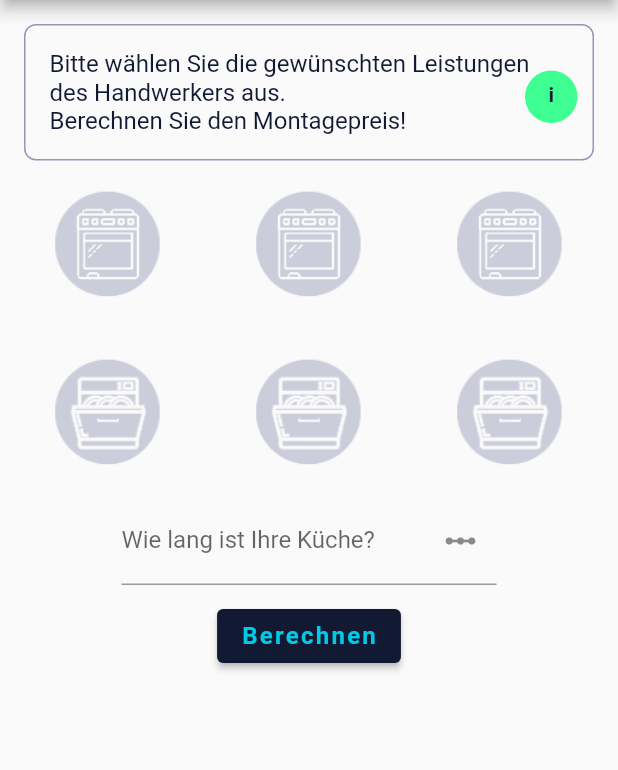
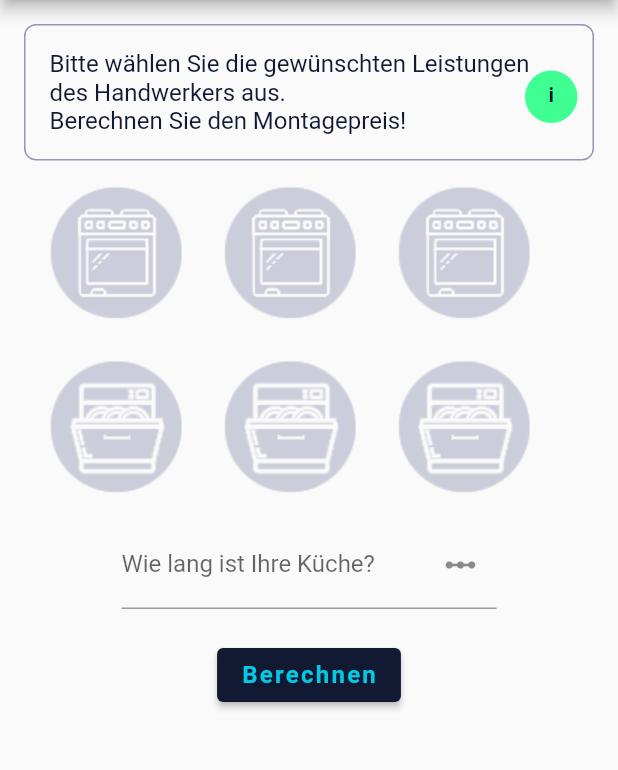
Before and after one commit to YevhenIvanovDev/buildmykitchen, a Flutter app: the ClientCounterScreen screen opened by its route, on a phone screen of 412 x 824 dp, the part 84-854 px from its top. Run offline on Flutter 3.47's test engine with Material 2 defaults, Android fonts, the light colour scheme and no system bars; our stand-ins replace flutter_form_builder, google_fonts, validators; Roboto replaces fonts that are missing (Lexend Deca).

Commit message:
irgendwas gemacht

```diff
--- a/lib/presentations/designs/colors.dart
+++ b/lib/presentations/designs/colors.dart
@@ -1,31 +1,31 @@
 import 'package:flutter/material.dart';
 
 class KitchenColors {
-  static const Color inkDark = Color(0xff121a33);
-  static const Color ink = const Color(0xff222b47);
-  static const Color inkBright = const Color(0xff3e4969);
-  static const Color inkBrighter = const Color(0xff9497b6);
-  static const Color inkBrightest = const Color(0xffc3c5d8);
-  static const Color pale = const Color(0xffe8eaf8);
-  static const Color paleGray = const Color(0xffebecf5);
-  static const Color pinkyRed = const Color(0x91ff1f3a);
-  static const Color snow = const Color(0xfffafafe);
-  static const Color cherry = const Color(0xffff1f58);
-  static const Color corpDarker = const Color(0xff006a77);
-  static const Color corpDark = const Color(0xff0096a9);
-  static const Color corp = const Color(0xff00cae5);
-  static const Color corpBright = const Color(0xff47f6ff);
-  static const Color corpBrighter = const Color(0xffa8fbff);
-  static const Color corpBrightest = const Color(0xffe3feff);
-  static const Color appleDarker = const Color(0xff009841);
-  static const Color appleDark = const Color(0xff00ce58);
-  static const Color apple = const Color(0xff00e963);
-  static const Color appleBright = const Color(0xff40ff92);
-  static const Color appleBrighter = const Color(0xff98ffc4);
-  static const Color appleBrightest = const Color(0xffdaffea);
-  static const Color limeDark = const Color(0xffbed300);
-  static const Color lime = const Color(0xffe4fd03);
-  static const Color limeBright = const Color(0xfff3ff89);
-  static const Color lightBlueGrey = const Color(0xffcccdda);
-  static const Color blueyGrey = const Color(0xff9497b6);
+  static Color inkDark = const Color(0xff121a33);
+  static Color ink = const Color(0xff222b47);
+  static Color inkBright = const Color(0xff3e4969);
+  static Color inkBrighter = const Color(0xff9497b6);
+  static Color inkBrightest = const Color(0xffc3c5d8);
+  static Color pale = const Color(0xffe8eaf8);
+  static Color paleGray = const Color(0xffebecf5);
+  static Color pinkyRed = const Color(0x91ff1f3a);
+  static Color snow = const Color(0xfffafafe);
+  static Color cherry = const Color(0xffff1f58);
+  static Color corpDarker = const Color(0xff006a77);
+  static Color corpDark = const Color(0xff0096a9);
+  static Color corp = const Color(0xff00cae5);
+  static Color corpBright = const Color(0xff47f6ff);
+  static Color corpBrighter = const Color(0xffa8fbff);
+  static Color corpBrightest = const Color(0xffe3feff);
+  static Color appleDarker = const Color(0xff009841);
+  static Color appleDark = const Color(0xff00ce58);
+  static Color apple = const Color(0xff00e963);
+  static Color appleBright = const Color(0xff40ff92);
+  static Color appleBrighter = const Color(0xff98ffc4);
+  static Color appleBrightest = const Color(0xffdaffea);
+  static Color limeDark = const Color(0xffbed300);
+  static Color lime = const Color(0xffe4fd03);
+  static Color limeBright = const Color(0xfff3ff89);
+  static Color lightBlueGrey = const Color(0xffcccdda);
+  static Color blueyGrey = const Color(0xff9497b6);
 }
--- a/lib/presentations/screens/client_counter_screen.dart
+++ b/lib/presentations/screens/client_counter_screen.dart
@@ -22,15 +22,17 @@ class _ClientCounterScreenState extends State<ClientCounterScreen> {
           'BuildMyKitchen',
           style: Theme.of(context).textTheme.headline1,
         ),
-        leading: BackAppBarButton(),
+        leading: const BackAppBarButton(),
       ),
-      body: Padding(
-        padding: const EdgeInsets.all(16.0),
-        child: Column(
-          children: [
-            Information(introText),
-            UserCalculation(),
-          ],
+      body: SingleChildScrollView(
+        child: Padding(
+          padding: const EdgeInsets.all(16),
+          child: Column(
+            children: [
+              Information(introText),
+              UserCalculation(),
+            ],
+          ),
         ),
       ),
     );
--- a/lib/presentations/screens/language_screen.dart
+++ b/lib/presentations/screens/language_screen.dart
@@ -27,7 +27,7 @@ class LanguageScreen extends StatelessWidget {
             mainAxisAlignment: MainAxisAlignment.center,
             children: [
               Container(
-                child: Text(
+                child: const Text(
                   'Choose your language',
                   style: TextStyle(fontSize: 24),
                 ),
@@ -36,9 +36,10 @@ class LanguageScreen extends StatelessWidget {
                 child: Row(
                   mainAxisAlignment: MainAxisAlignment.center,
                   children: [
-                    IconButtonLanguage(imagepath: 'assets/images/grmnflg.png'),
-                    SizedBox(width: 20),
-                    IconButtonLanguage(
+                    const IconButtonLanguage(
+                        imagepath: 'assets/images/grmnflg.png'),
+                    const SizedBox(width: 20),
+                    const IconButtonLanguage(
                       imagepath: 'assets/images/uk.png',
                     )
                   ],
@@ -46,34 +47,6 @@ class LanguageScreen extends StatelessWidget {
               ),
             ],
           ),
-        )
-
-        // Container(
-        //   decoration: BoxDecoration(),
-        //   child: Column(
-        //     mainAxisAlignment: MainAxisAlignment.center,
-        //     children: [
-        //       Container(
-        //         child: Text(
-        //           'Choose your language',
-        //           style: TextStyle(fontSize: 24),
-        //         ),
-        //       ),
-        //       Center(
-        //         child: Row(
-        //           mainAxisAlignment: MainAxisAlignment.center,
-        //           children: [
-        //             IconButtonLanguage(imagepath: 'assets/images/grmnflg.png'),
-        //             SizedBox(width: 20),
-        //             IconButtonLanguage(
-        //               imagepath: 'assets/images/greatb.png',
-        //             )
-        //           ],
-        //         ),
-        //       ),
-        //     ],
-        //   ),
-        // ),
-        );
+        ));
   }
 }
--- a/lib/presentations/widgets/user_input/row_icon_buttons.dart
+++ /dev/null
@@ -1,31 +0,0 @@
-import 'package:build_my_kitchen/presentations/widgets/user_input/user_icon_button.dart';
-import 'package:flutter/material.dart';
-
-class RowIconButtons extends StatelessWidget {
-  final UserIconButton userIconButton1;
-  final UserIconButton userIconButton2;
-  final UserIconButton userIconButton3;
-
-  const RowIconButtons({
-    required this.userIconButton1,
-    required this.userIconButton2,
-    required this.userIconButton3,
-    Key? key,
-  }) : super(key: key);
-
-  @override
-  Widget build(BuildContext context) {
-    return Padding(
-      padding: const EdgeInsets.all(8),
-      child: Row(
-        children: [
-          userIconButton1,
-          const Spacer(),
-          userIconButton2,
-          const Spacer(),
-          userIconButton3,
-        ],
-      ),
-    );
-  }
-}
--- a/lib/presentations/widgets/user_input/user_calculation.dart
+++ b/lib/presentations/widgets/user_input/user_calculation.dart
@@ -1,4 +1,3 @@
-import 'package:build_my_kitchen/presentations/widgets/user_input/row_icon_buttons.dart';
 import 'package:build_my_kitchen/presentations/widgets/user_input/user_icon_button.dart';
 import 'package:build_my_kitchen/presentations/widgets/widget_button.dart';
 import 'package:flutter/material.dart';
@@ -9,38 +8,84 @@ class UserCalculation extends StatefulWidget {
 }
 
 class _UserCalculationState extends State<UserCalculation> {
-  final UserIconButton userIconButtonHerd =
-      const UserIconButton(id: 1, imagePath: 'assets/images/Backofen.png');
-  final UserIconButton userIconButtonHaenge =
-      const UserIconButton(id: 2, imagePath: 'assets/images/Backofen.png');
-  final UserIconButton userIconButtonWaMa =
-      const UserIconButton(id: 3, imagePath: 'assets/images/Backofen.png');
-  final UserIconButton userIconButtonSpuel =
-      const UserIconButton(id: 4, imagePath: 'assets/images/Spule.png');
-  final UserIconButton userIconButtonArb =
-      const UserIconButton(id: 5, imagePath: 'assets/images/Spule.png');
-  final UserIconButton userIconButtonGebr =
-      const UserIconButton(id: 6, imagePath: 'assets/images/Spule.png');
+  final TextEditingController _kitchenSizeController = TextEditingController();
+  final List<bool> isSelected = List.generate(6, (index) => false);
 
-  TextEditingController _kitchenSizeController = TextEditingController();
+  void addItemsToList(int index) {
+    setState(() {
+      for (int iconIndex = 0; iconIndex < isSelected.length; iconIndex++) {
+        if (iconIndex < isSelected.length) {
+          if (iconIndex == index) {
+            isSelected[iconIndex] = !isSelected[iconIndex];
+          } else {
+            isSelected[iconIndex] = false;
+          }
+        }
+      }
+    });
+  }
 
-  // Map<String, dynamic> userRequestData = {
-  //   'Anschluss Herd': userIconButtonHerd,
-  // };
+  void printItemsList() {
+    print(isSelected);
+  }
+
+  @override
+  void dispose() {
+    isSelected.clear();
+    super.dispose();
+  }
 
   @override
   Widget build(BuildContext context) {
     return Column(
       children: [
-        RowIconButtons(
-          userIconButton1: userIconButtonHerd,
-          userIconButton2: userIconButtonHaenge,
-          userIconButton3: userIconButtonWaMa,
-        ),
-        RowIconButtons(
-          userIconButton1: userIconButtonSpuel,
-          userIconButton2: userIconButtonArb,
-          userIconButton3: userIconButtonGebr,
+        Padding(
+          padding: const EdgeInsets.all(4),
+          child: Column(
+            children: [
+              Row(
+                children: [
+                  UserIconButton(
+                    iconTitle: 'Herd',
+                    id: 0,
+                    imagePath: 'assets/images/Backofen.png',
+                    onPress: addItemsToList,
+                  ),
+                  UserIconButton(
+                    iconTitle: 'Hängeschränke',
+                    id: 1,
+                    imagePath: 'assets/images/Backofen.png',
+                    onPress: addItemsToList,
+                  ),
+                  UserIconButton(
+                    iconTitle: 'Waschmaschine',
+                    id: 2,
+                    imagePath: 'assets/images/Backofen.png',
+                    onPress: addItemsToList,
+                  )
+                ],
+              ),
+              Row(
+                children: [
+                  UserIconButton(
+                      iconTitle: 'Spülmaschine',
+                      id: 3,
+                      imagePath: 'assets/images/Spule.png',
+                      onPress: addItemsToList),
+                  UserIconButton(
+                      iconTitle: 'Arbeitsplatte',
+                      id: 4,
+                      imagePath: 'assets/images/Spule.png',
+                      onPress: addItemsToList),
+                  UserIconButton(
+                      iconTitle: 'Gebraucht',
+                      id: 5,
+                      imagePath: 'assets/images/Spule.png',
+                      onPress: addItemsToList),
+                ],
+              )
+            ],
+          ),
         ),
         Container(
           width: 250,
@@ -61,9 +106,9 @@ class _UserCalculationState extends State<UserCalculation> {
           ),
         ),
         const SizedBox(
-          height: 10,
+          height: 20,
         ),
-        countButton(),
+        KitchenCountButton(printItemsList),
       ],
     );
   }
--- a/lib/presentations/widgets/user_input/user_icon_button.dart
+++ b/lib/presentations/widgets/user_input/user_icon_button.dart
@@ -1,12 +1,15 @@
 import 'package:build_my_kitchen/presentations/designs/colors.dart';
 import 'package:flutter/material.dart';
-
-bool _isIconTapped = false;
 
 class UserIconButton extends StatefulWidget {
   final String imagePath;
   final int id;
-  const UserIconButton({
+  final String iconTitle;
+  Function onPress;
+
+  UserIconButton({
+    required this.onPress,
+    required this.iconTitle,
     required this.id,
     required this.imagePath,
     Key? key,
@@ -19,22 +22,14 @@ class UserIconButton extends StatefulWidget {
 class _UserIconButtonState extends State<UserIconButton> {
   Color _color = KitchenColors.lightBlueGrey;
   bool _isIconTapped = false;
+  String? snackBarValue;
 
-  String changeIconById(int id) {
+  void changeIconById(int id) {
     if (_isIconTapped == true) {
       _color = KitchenColors.corp;
-      return 'Ja';
     } else {
       _color = KitchenColors.lightBlueGrey;
-      return 'Nein';
     }
-  }
-
-  bool isItemChosen() {
-    if (_isIconTapped) {
-      return true;
-    }
-    return false;
   }
 
   void showSnackBar(BuildContext context, String snackBarText) {
@@ -50,21 +45,19 @@ class _UserIconButtonState extends State<UserIconButton> {
     ));
   }
 
-  String? snackBarValue;
-
   String snackBarText(int id) {
     switch (id) {
+      case 0:
+        return snackBarValue = 'Herd';
       case 1:
-        return snackBarValue = 'Herd';
+        return snackBarValue = 'Hängeschränke';
       case 2:
-        return snackBarValue = 'Hängeschränke';
+        return snackBarValue = 'Waschmaschine';
       case 3:
-        return snackBarValue = 'Waschmaschine';
+        return snackBarValue = 'Spülmaschine';
       case 4:
-        return snackBarValue = 'Spülmaschine';
+        return snackBarValue = 'Zuschnitt arbeitsplatte';
       case 5:
-        return snackBarValue = 'Zuschnitt arbeitsplatte';
-      case 6:
         return snackBarValue = 'Gebrauchte Küche';
       default:
         return '';
@@ -74,14 +67,14 @@ class _UserIconButtonState extends State<UserIconButton> {
   @override
   Widget build(BuildContext context) {
     return IconButton(
-        iconSize: 80,
+        iconSize: 100,
         onPressed: () {
           setState(() {
             _isIconTapped = !_isIconTapped;
             snackBarText(widget.id);
             changeIconById(widget.id);
             showSnackBar(context, '$snackBarValue');
-            //  isItemChosen();
+            widget.onPress(widget.id);
           });
         },
         icon: Image.asset(
--- a/lib/presentations/widgets/widget_button.dart
+++ b/lib/presentations/widgets/widget_button.dart
@@ -1,11 +1,15 @@
 import 'package:build_my_kitchen/presentations/designs/colors.dart';
 import 'package:flutter/material.dart';
 
-Widget countButton() {
+class KitchenCountButton extends StatelessWidget {
+  final GestureTapCallback onPressed;
+  const KitchenCountButton(this.onPressed);
+  @override
+  Widget build(BuildContext context) {
     return ElevatedButton(
       style: ElevatedButton.styleFrom(primary: KitchenColors.inkDark),
-    onPressed: () {},
-    child: const Text('Berechnen',
+      onPressed: onPressed,
+      child: Text('Berechnen',
           style: TextStyle(
             color: KitchenColors.corp,
             fontSize: 16,
@@ -15,3 +19,4 @@ Widget countButton() {
           )),
     );
   }
+}
--- a/pubspec.yaml
+++ b/pubspec.yaml
@@ -35,7 +35,7 @@ dependencies:
   flutter_svg: ^0.22.0
   bloc: ^7.1.0
   flutter_bloc: ^7.2.0
-  flutter_picker: ^2.0.2
+  numberpicker: ^2.1.1
 
 
   # The following adds the Cupertino Icons font to your application.
```
Also changed, not shown: pubspec.lock. Lines whose indentation alone changed are shown as unchanged.
